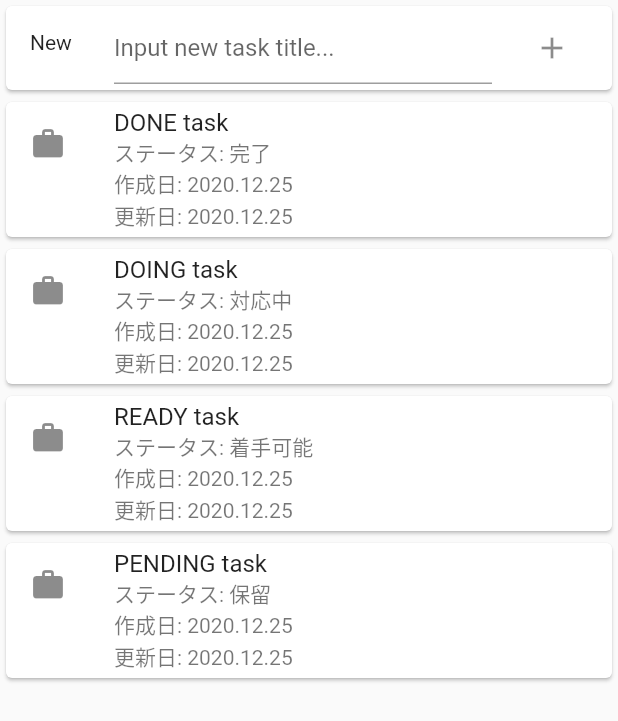
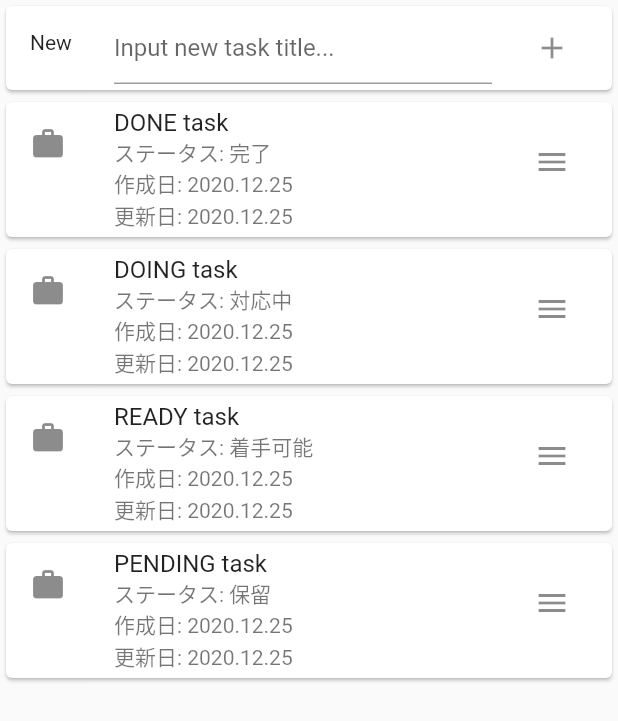
Before and after one commit to linnefromice/flutter_widgets_catalog, a Flutter app: the screen it shows after launch, on a phone screen of 412 x 824 dp. Shown: the top 721 px of the screen. Run offline on Flutter 3.47's test engine with Material 2 defaults, Android fonts, the phone set to English and light mode, and no system bars; our stand-ins replace flutter_hooks, flutter_riverpod, hooks_riverpod.

Commit message:
update design - add menu button in trailing

```diff
--- a/lib/screens/states/tasks_screen.dart
+++ b/lib/screens/states/tasks_screen.dart
@@ -87,6 +87,10 @@ class TaskCard extends StatelessWidget {
             Text("更新日: ${task.updateDate}"),
           ],
         ),
+        trailing: IconButton(
+          icon: Icon(Icons.menu),
+          onPressed: () {},
+        ),
       ),
     );
   }
```
